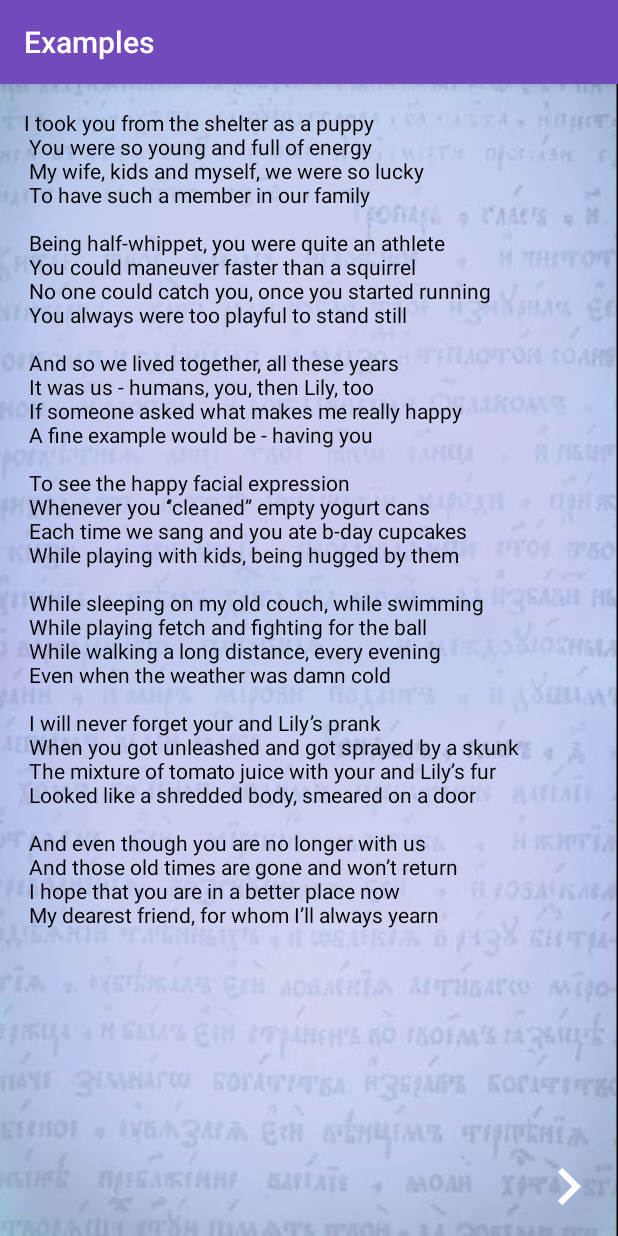
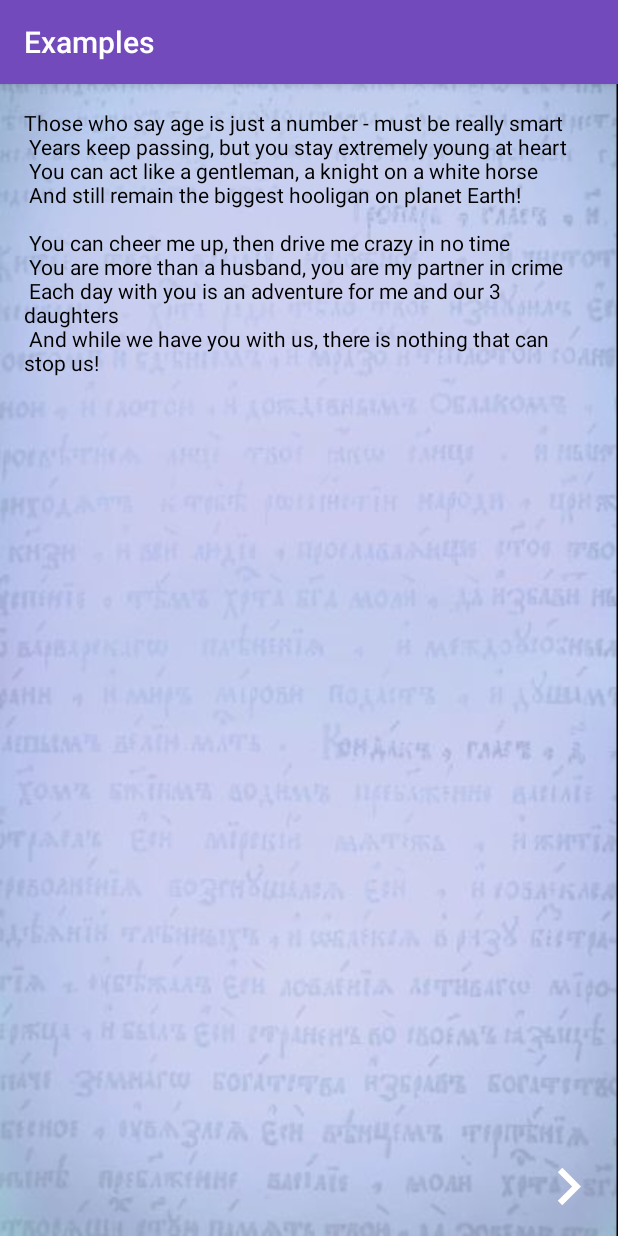
Before and after one commit to degluttiat/Wholeheartedly, an Android app: the ExamplesFragment screen opened directly, with no data from a screen before it, on a phone screen of 412 x 824 dp. Run offline under Robolectric (Android 15) with nearby library versions, the phone set to English and light mode, and no system bars.

Commit message:
Add text2 rus

```diff
--- a/app/src/main/res/layout/fragment_examples.xml
+++ b/app/src/main/res/layout/fragment_examples.xml
@@ -21,6 +21,7 @@
         app:layout_constraintTop_toTopOf="@+id/constraintLayout"
         tools:layout_constraintLeft_creator="1"
         tools:layout_constraintTop_creator="1" />
+
 
     <ImageView
         android:id="@+id/btnRight"
--- a/app/src/main/res/values/ic_launcher_background.xml
+++ b/app/src/main/res/values/ic_launcher_background.xml
@@ -1,4 +1,4 @@
 <?xml version="1.0" encoding="utf-8"?>
 <resources>
-    <color name="ic_launcher_background">#564CA2</color>
+    <color name="ic_launcher_background">#724ABC</color>
 </resources>
--- a/app/src/main/res/values/strings.xml
+++ b/app/src/main/res/values/strings.xml
@@ -5,7 +5,7 @@
     <string name="title_activity_examples">ExamplesActivity</string>
     <string name="action_settings">Settings</string>
     <string name="section_format">Hello World from section: %1$d</string>
-    <string name="text">Those who say "age is just a number" - must be really smart\n
+    <string name="text2">Those who say "age is just a number" - must be really smart\n
 Years keep passing, but you stay extremely young at heart\n
 You can act like a gentleman, a knight on a white horse\n
 And still remain the biggest hooligan on planet Earth!\n\n
@@ -41,7 +41,7 @@ And there is no such thing as bad weather\n
 I’ll stay the happy person that I am\n
 Only if you and I remain together\n</string>
 
-    <string name="text2">I took you from the shelter as a puppy\n
+    <string name="text">I took you from the shelter as a puppy\n
 You were so young and full of energy\n
 My wife, kids and myself, we were so lucky\n
 To have such a member in our family\n\n
```
Also changed, not shown: app/src/main/ic_launcher-web.png, app/src/main/res/mipmap-hdpi/ic_launcher.png, app/src/main/res/mipmap-hdpi/ic_launcher_foreground.png, app/src/main/res/mipmap-hdpi/ic_launcher_round.png, app/src/main/res/mipmap-mdpi/ic_launcher.png, app/src/main/res/mipmap-mdpi/ic_launcher_foreground.png, app/src/main/res/mipmap-mdpi/ic_launcher_round.png, app/src/main/res/mipmap-xhdpi/ic_launcher.png, app/src/main/res/mipmap-xhdpi/ic_launcher_foreground.png, app/src/main/res/mipmap-xhdpi/ic_launcher_round.png, app/src/main/res/mipmap-xxhdpi/ic_launcher.png, app/src/main/res/mipmap-xxhdpi/ic_launcher_foreground.png, app/src/main/res/mipmap-xxhdpi/ic_launcher_round.png, app/src/main/res/mipmap-xxxhdpi/ic_launcher.png, 2 more files, 2 other files.
